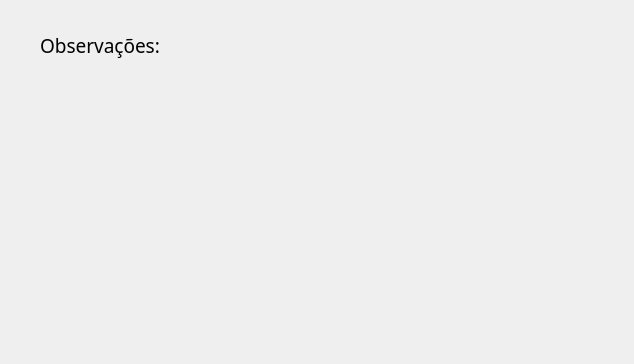
Old version of the form view/obs.ui in the repository imora97/Sistema-para-doceria.
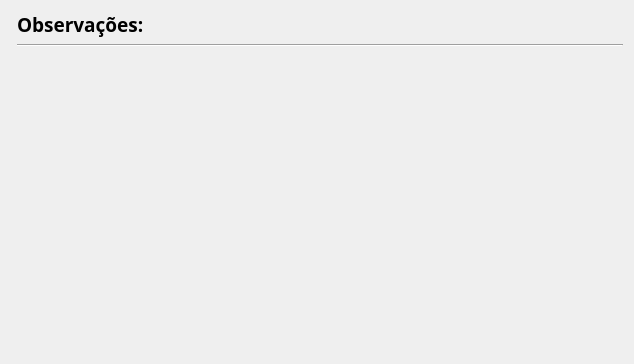
New version of the form.

Diff of the .ui file:
```diff
--- a/view/obs.ui
+++ b/view/obs.ui
@@ -13,25 +13,30 @@
   <property name="windowTitle">
    <string>Form</string>
   </property>
+  <layout class="QFormLayout" name="formLayout">
+   <item row="0" column="1">
   <widget class="QLabel" name="label_2">
-   <property name="geometry">
-    <rect>
-     <x>40</x>
-     <y>20</y>
-     <width>411</width>
-     <height>51</height>
-    </rect>
-   </property>
    <property name="font">
     <font>
      <family>Segoe Print</family>
      <pointsize>14</pointsize>
+       <weight>75</weight>
+       <bold>true</bold>
     </font>
    </property>
    <property name="text">
     <string>Observações:</string>
    </property>
   </widget>
+   </item>
+   <item row="1" column="1">
+    <widget class="Line" name="line">
+     <property name="orientation">
+      <enum>Qt::Horizontal</enum>
+     </property>
+    </widget>
+   </item>
+  </layout>
  </widget>
  <resources/>
  <connections/>
```
Lines whose indentation alone changed are shown as unchanged.
